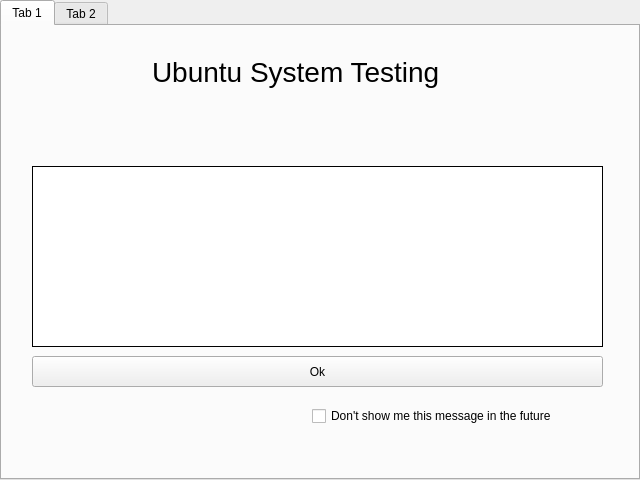
Qt form qt/frontend/qtfront.ui (checkbox/checkbox) before a commit.
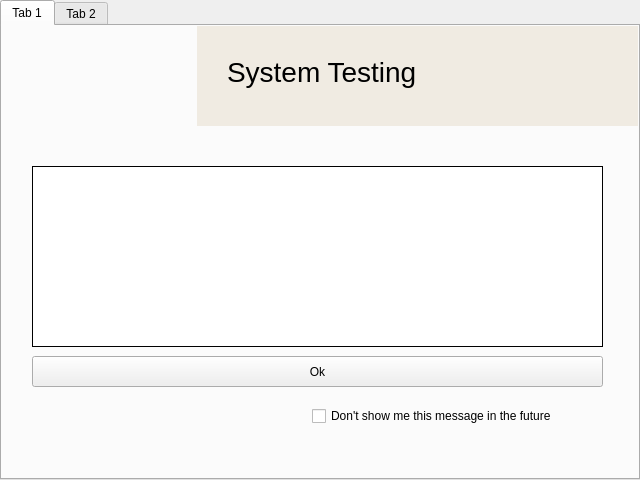
The same form after that commit. The open tabs and pages were chosen to show the change. Icons and pictures are not drawn.

Commit message: add an image to the welcome screen header. use the same background color for the header

Patch:
```diff
--- a/qt/frontend/qtfront.ui
+++ b/qt/frontend/qtfront.ui
@@ -101,14 +101,20 @@
                 </property>
                 <property name="minimumSize">
                  <size>
-                  <width>120</width>
+                  <width>195</width>
                   <height>0</height>
                  </size>
                 </property>
+                <property name="styleSheet">
+                 <string notr="true">background-image: url(:/images/checkbox-qt-head.png);</string>
+                </property>
                </widget>
               </item>
               <item>
                <widget class="QWidget" name="welcomeTopText" native="true">
+                <property name="styleSheet">
+                 <string notr="true">background-color: #f0ebe2</string>
+                </property>
                 <widget class="QLabel" name="welcomeLabel">
                  <property name="geometry">
                   <rect>
@@ -125,7 +131,7 @@
                   </font>
                  </property>
                  <property name="text">
-                  <string>Ubuntu System Testing</string>
+                  <string>System Testing</string>
                  </property>
                 </widget>
                </widget>
```
Left out of the diff: 6 changed lines with no effect on the pictures. The commit also changes 4 other files.
